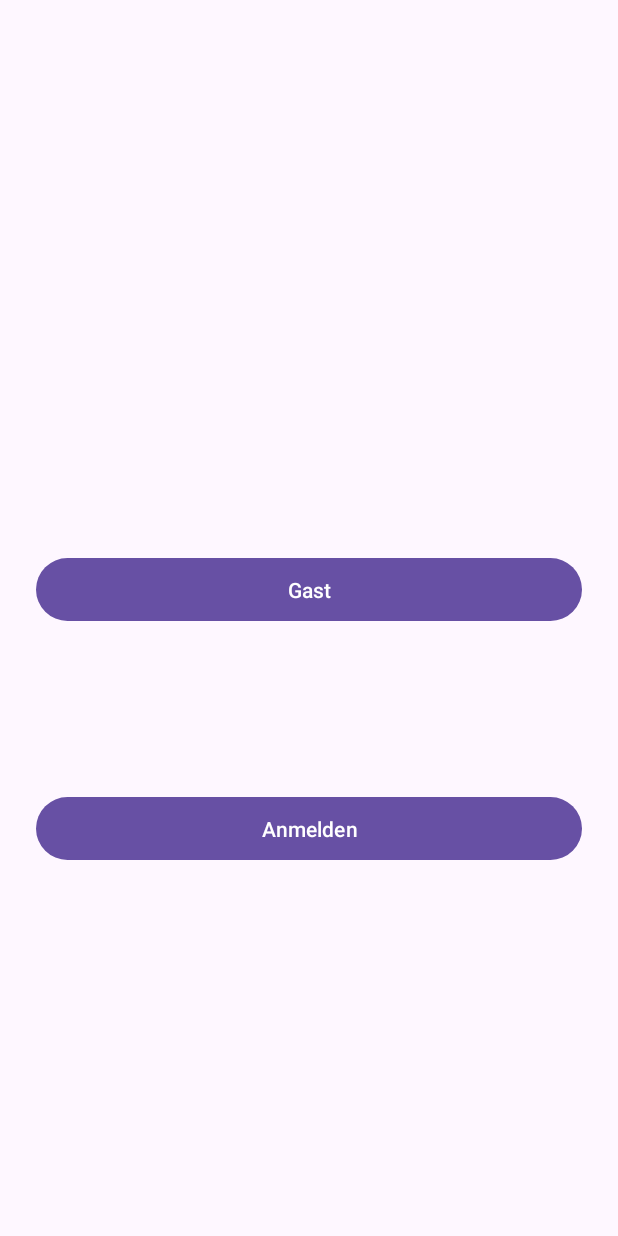
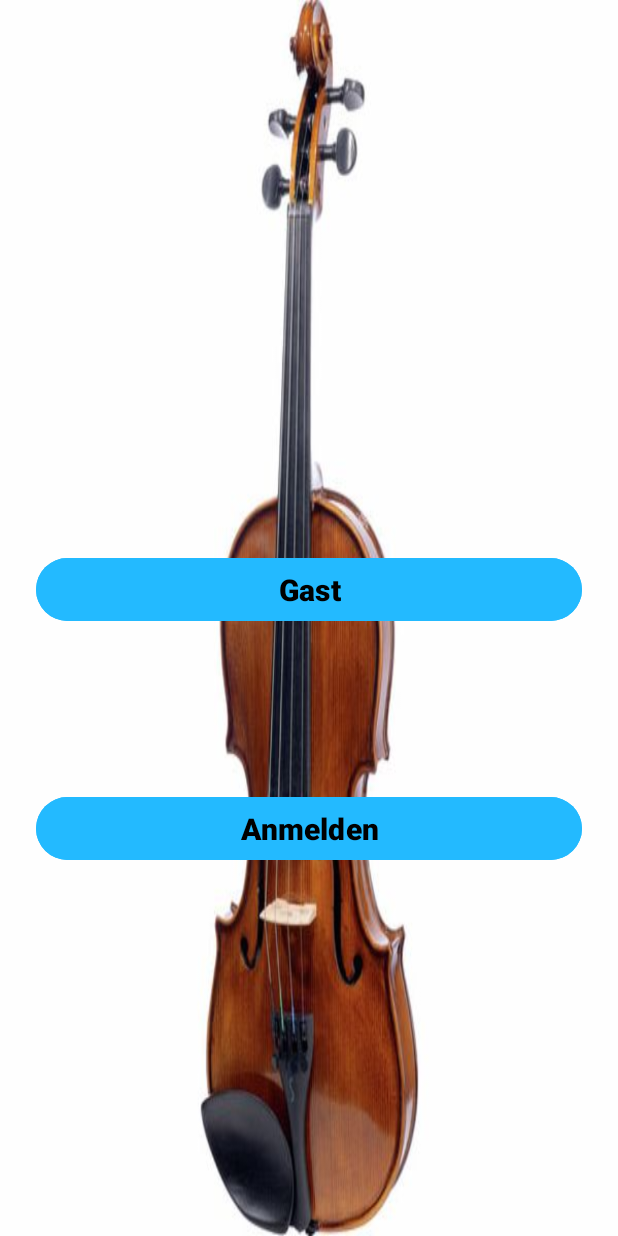
Before and after one commit to Rezatajali/WiederhulungsWoche, an Android app: the screen it shows after launch (MainActivity), on a phone screen of 412 x 824 dp. Run offline under Robolectric (Android 15) with nearby library versions, the phone set to English and light mode, and no system bars.

Commit message:
80% neue projekt

```diff
--- a/src/main/res/layout/fragment_welkomm.xml
+++ b/src/main/res/layout/fragment_welkomm.xml
@@ -3,6 +3,7 @@
     xmlns:app="http://schemas.android.com/apk/res-auto"
     xmlns:tools="http://schemas.android.com/tools"
     android:id="@+id/frameLayout"
+    android:background="@drawable/geige"
     android:layout_width="match_parent"
     android:layout_height="match_parent"
     tools:context=".ui.Welkomm" >
@@ -14,8 +15,12 @@
         android:layout_marginStart="24dp"
         android:layout_marginEnd="24dp"
         android:text="Anmelden"
+        android:backgroundTint="@color/blue"
         app:layout_constraintBottom_toBottomOf="parent"
         app:layout_constraintEnd_toEndOf="parent"
+        android:textColor="@color/black"
+        android:textStyle="bold"
+        android:textSize="20sp"
         app:layout_constraintHorizontal_bias="0.496"
         app:layout_constraintStart_toStartOf="parent"
         app:layout_constraintTop_toBottomOf="@+id/gast_BTN"
@@ -29,6 +34,10 @@
         android:layout_marginTop="368dp"
         android:layout_marginEnd="24dp"
         android:text="Gast"
+        android:textStyle="bold"
+        android:textSize="20sp"
+        android:textColor="@color/black"
+        android:backgroundTint="@color/blue"
         app:layout_constraintEnd_toEndOf="parent"
         app:layout_constraintHorizontal_bias="0.495"
         app:layout_constraintStart_toStartOf="parent"
--- a/src/main/res/values/colors.xml
+++ b/src/main/res/values/colors.xml
@@ -2,4 +2,5 @@
 <resources>
     <color name="black">#FF000000</color>
     <color name="white">#FFFFFFFF</color>
+    <color name="blue">#23BAFF</color>
 </resources>
```
